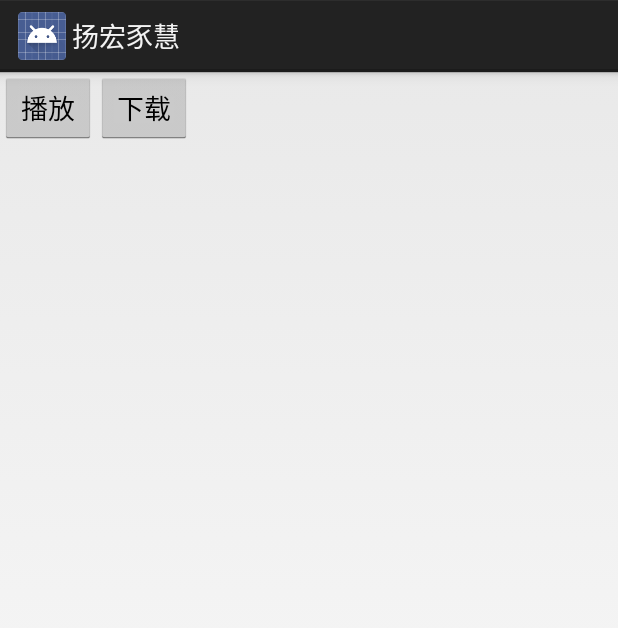
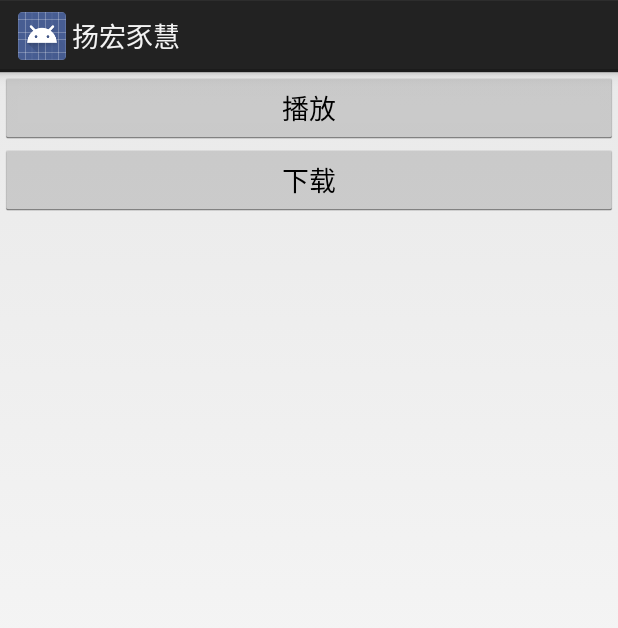
Before and after one commit to yhsh/QingFeiYang, an Android app: the PlayMusicActivity screen opened directly, with no data from a screen before it, on a phone screen of 412 x 824 dp. Shown: the top 628 px of the screen. Run offline under Robolectric (Android 15) with nearby library versions, the light colour scheme and no system bars.

Commit message:
更改音乐播放界面

```diff
--- a/YHSH/src/main/res/layout/activity_play_music.xml
+++ b/YHSH/src/main/res/layout/activity_play_music.xml
@@ -1,17 +1,18 @@
 <?xml version="1.0" encoding="utf-8"?>
 <LinearLayout xmlns:android="http://schemas.android.com/apk/res/android"
     android:layout_width="match_parent"
-    android:layout_height="match_parent">
+    android:layout_height="match_parent"
+    android:orientation="vertical">
 
     <Button
         android:id="@+id/bt_player"
-        android:layout_width="wrap_content"
+        android:layout_width="match_parent"
         android:layout_height="wrap_content"
         android:text="播放" />
 
     <Button
         android:id="@+id/bt_player_download"
-        android:layout_width="wrap_content"
+        android:layout_width="match_parent"
         android:layout_height="wrap_content"
         android:text="下载" />
 </LinearLayout>
```
